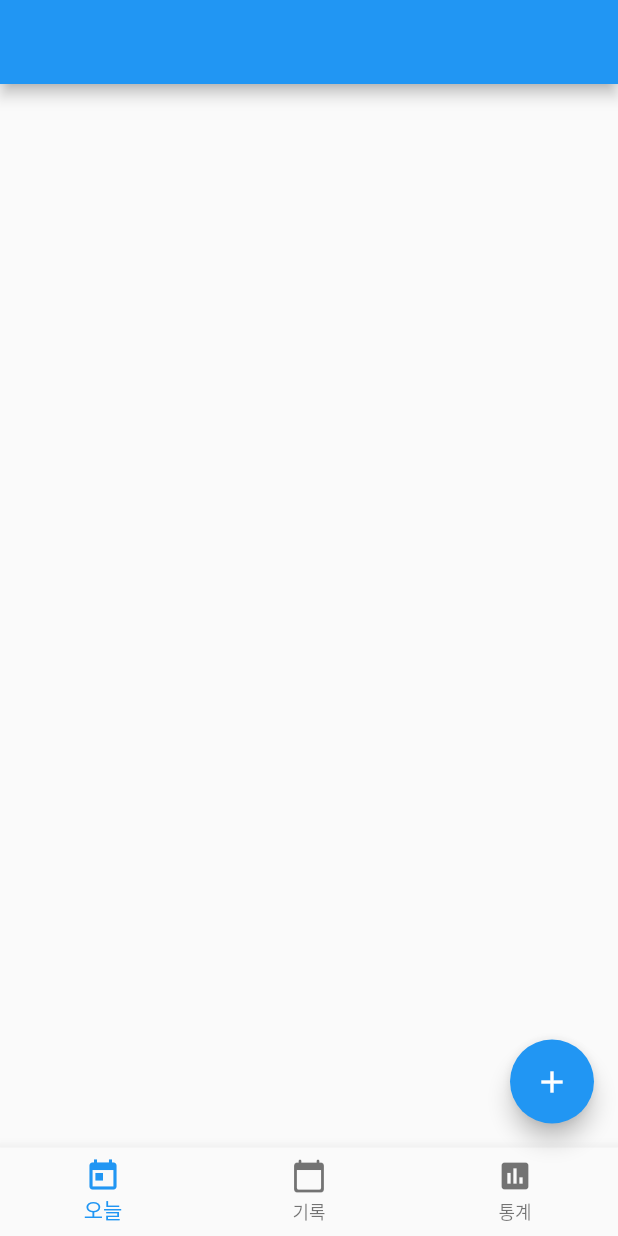
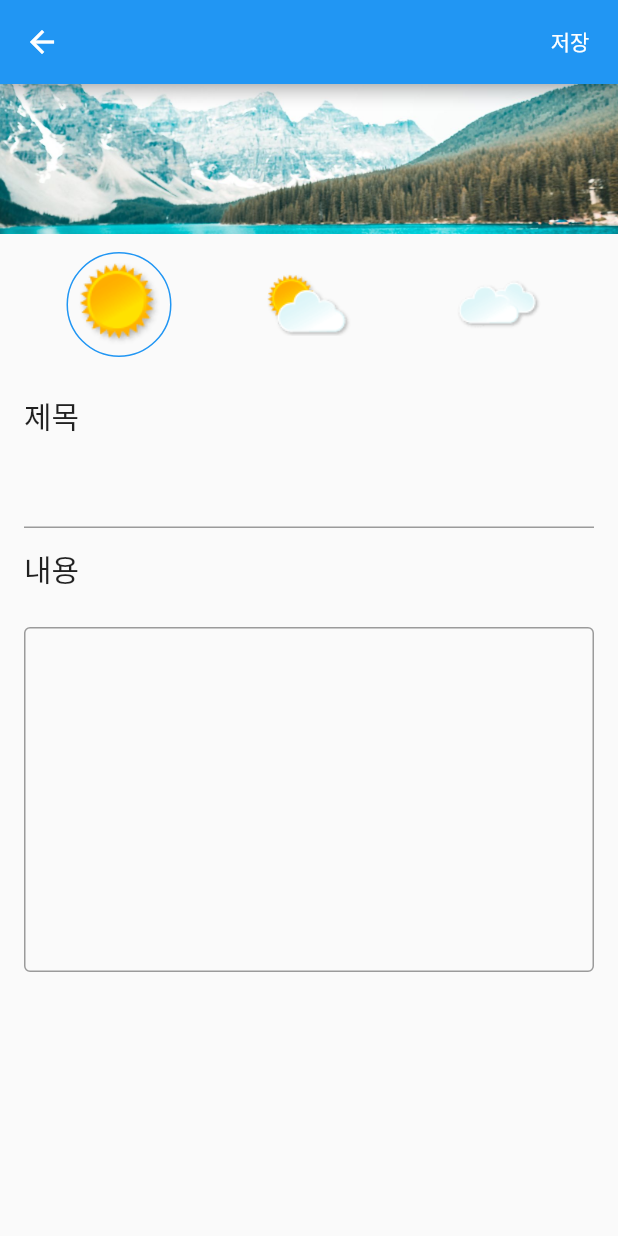
Before and after one commit to kish191919/Flutter_Projects, a Flutter app: the screen it shows after launch, after a tap on the "add" icon, on a phone screen of 412 x 824 dp. Run offline on Flutter 3.47's test engine with Material 2 defaults, Android fonts, the phone set to English and light mode, and no system bars; our stand-ins replace sqflite; accounts and stored records are empty.

Commit message:
practice Dairy02-ch2-8

```diff
--- a/dairy/lib/main.dart
+++ b/dairy/lib/main.dart
@@ -1,5 +1,9 @@
+import 'package:dairy/data/dairy.dart';
+import 'package:dairy/write.dart';
 import 'package:flutter/material.dart';
 import 'package:flutter/services.dart';
+
+import 'data/utils.dart';
 
 void main() {
   runApp(MyApp());
@@ -37,7 +41,17 @@ class _MyHomePageState extends State<MyHomePage> {
       appBar: AppBar(),
       body: Container(child: getPage(),),
       floatingActionButton: FloatingActionButton(
-        onPressed: (){
+        onPressed: () async{
+
+          await Navigator.of(context).push(MaterialPageRoute(builder: (ctx) => DairyWritePage(dairy:
+          Dairy(
+            date: Utils.getFormatTime(DateTime.now()),
+            title: "",
+            memo: "",
+            status: 0,
+            image: "assets/img/b2.jpg",
+
+          ))));
 
         },
         child: Icon(Icons.add),
--- /dev/null
+++ b/dairy/lib/write.dart
@@ -0,0 +1,153 @@
+
+
+import 'package:flutter/cupertino.dart';
+import 'package:flutter/material.dart';
+
+import 'data/dairy.dart';
+import 'data/database.dart';
+
+class DairyWritePage extends StatefulWidget{
+
+  final Dairy dairy;
+  DairyWritePage({Key key, this.dairy}) : super(key: key);
+
+  @override
+  State<StatefulWidget> createState() {
+    // TODO: implement createState
+
+    return _DairyWritePageState();
+
+  }
+
+}
+
+class _DairyWritePageState extends State<DairyWritePage>{
+  int imgIndex = 0;
+  TextEditingController nameController = TextEditingController();
+  TextEditingController memoController = TextEditingController();
+
+  final dbHelper = DatabaseHelper.instance;
+
+  List<String> images=[
+    "assets/img/b1.jpg",
+    "assets/img/b2.jpg",
+    "assets/img/b3.jpg",
+    "assets/img/b4.jpg",
+  ];
+
+  List<String> statusImg=[
+    "assets/img/ico-weather.png",
+    "assets/img/ico-weather_2.png",
+    "assets/img/ico-weather_3.png",
+  ];
+
+  @override
+  void initState() {
+    // TODO: implement initState
+    super.initState();
+    nameController.text = widget.dairy.title;
+    memoController.text = widget.dairy.memo;
+
+  }
+
+  @override
+  Widget build(BuildContext context) {
+    return Scaffold(
+      appBar: AppBar(
+        actions: [
+          TextButton(
+              child: Text("저장", style: TextStyle(color: Colors.white),),
+            onPressed: () async{
+
+               await dbHelper.insertDairy(widget.dairy);
+               Navigator.of(context).pop();
+
+            },)
+        ],
+      ),
+      body: ListView.builder(itemBuilder: (ctx, idx){
+
+        if(idx==0){
+          return InkWell(child: Container(
+            height: 100,
+            width: 100,
+
+            child: Image.asset(widget.dairy.image, fit: BoxFit.cover,),
+          ),
+          onTap: (){
+            setState(() {
+              widget.dairy.image = images[imgIndex];
+              imgIndex++;
+              imgIndex = imgIndex % images.length;
+            });
+          },);
+        } else if(idx==1){
+          return Container(
+            margin: EdgeInsets.symmetric(vertical: 12, horizontal: 16),
+            child: Row(
+              mainAxisAlignment: MainAxisAlignment.spaceAround,
+              children: List.generate(statusImg.length, (_idx){
+                return InkWell(child : Container(
+                  height: 70,
+                  width: 70,
+                  child: Image.asset(statusImg[_idx], fit: BoxFit.contain,),
+                  padding: EdgeInsets.all(6),
+                  decoration: BoxDecoration(
+                    border: Border.all(color: _idx == widget.dairy.status ? Colors.blue : Colors.transparent),
+                    borderRadius: BorderRadius.circular(100)
+                  ),
+                ),
+                  onTap: (){
+                  setState(() {
+                    widget.dairy.status = _idx;
+                  });
+
+                });
+              })
+            ),
+          );
+        } else if(idx==2){
+          return Container(
+            margin: EdgeInsets.symmetric(vertical: 12, horizontal: 16),
+            child: Text("제목", style: TextStyle(fontSize: 20),),
+          );
+        } else if(idx==3){
+          return Container(
+            margin: EdgeInsets.symmetric( horizontal: 16),
+            child: TextField(
+              controller: nameController,
+            ),
+          );
+        }
+
+        else if(idx==4){
+          return Container(
+            margin: EdgeInsets.symmetric(vertical: 12, horizontal: 16),
+            child: Text("내용", style: TextStyle(fontSize: 20),),
+          );
+        }
+
+        else if(idx==5){
+          return Container(
+            margin: EdgeInsets.symmetric(vertical: 12, horizontal: 16),
+            child: TextField(
+              controller: memoController,
+              minLines: 10,
+              maxLines: 20,
+              decoration: InputDecoration(
+                border: OutlineInputBorder(
+                  borderSide: BorderSide(color: Colors.black)
+
+                )
+              ),
+            ),
+          );}
+        return Container();
+
+      },
+      itemCount: 6,),
+
+
+    );
+  }
+}
--- a/dairy/pubspec.yaml
+++ b/dairy/pubspec.yaml
@@ -47,9 +47,8 @@ flutter:
   uses-material-design: true
 
   # To add assets to your application, add an assets section, like this:
-  # assets:
-  #   - images/a_dot_burr.jpeg
-  #   - images/a_dot_ham.jpeg
+  assets:
+     - assets/img/
 
   # An image asset can refer to one or more resolution-specific "variants", see
   # https://flutter.dev/assets-and-images/#resolution-aware.
```
Also changed, not shown: dairy/assets/img/b1.jpg (added), dairy/assets/img/b2.jpg (added), dairy/assets/img/b3.jpg (added), dairy/assets/img/b4.jpg (added), dairy/assets/img/ico-weather.png (added), dairy/assets/img/ico-weather_2.png (added), dairy/assets/img/ico-weather_3.png (added).
